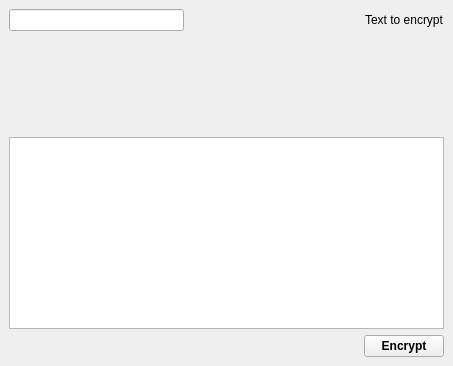
This is UI/design.ui in NIDILLIN/DelCrypt as Qt 5 draws it before an edit. The edited form follows.
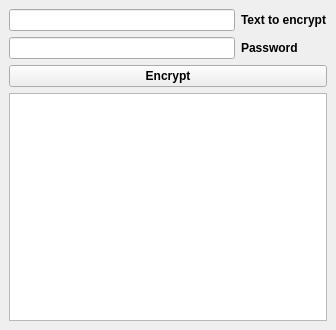
This is the edited form.

Commit message:
What Ive done: 1) Add normally functioning encrypting 2) Add slot (btn clicked — encryptThis) 3) Change UI, now it get password form lineEdit_2
Whats to do:
1) Asking password window
2) Decrypting window (maybe
			analyse — is it encrypted text?)
3) some

```diff
--- a/UI/design.ui
+++ b/UI/design.ui
@@ -6,35 +6,44 @@
    <rect>
     <x>0</x>
     <y>0</y>
-    <width>453</width>
-    <height>366</height>
+    <width>336</width>
+    <height>330</height>
    </rect>
   </property>
   <property name="windowTitle">
    <string>MainWindow</string>
   </property>
   <widget class="QWidget" name="centralwidget">
-   <layout class="QVBoxLayout" name="verticalLayout_2">
-    <item>
-     <layout class="QHBoxLayout" name="horizontalLayout_2">
-      <item>
+   <layout class="QGridLayout" name="gridLayout_2">
+    <item row="0" column="0">
+     <layout class="QGridLayout" name="gridLayout">
+      <item row="0" column="0">
        <widget class="QLineEdit" name="lineEdit"/>
       </item>
-      <item>
-       <spacer name="horizontalSpacer_2">
-        <property name="orientation">
-         <enum>Qt::Horizontal</enum>
+      <item row="1" column="0">
+       <widget class="QLineEdit" name="lineEdit_2"/>
+      </item>
+      <item row="1" column="2">
+       <widget class="QLabel" name="label_2">
+        <property name="font">
+         <font>
+          <weight>75</weight>
+          <bold>true</bold>
+         </font>
         </property>
-        <property name="sizeHint" stdset="0">
-         <size>
-          <width>20</width>
-          <height>20</height>
-         </size>
+        <property name="text">
+         <string>Password</string>
         </property>
-       </spacer>
+       </widget>
       </item>
-      <item>
+      <item row="0" column="2">
        <widget class="QLabel" name="label">
+        <property name="font">
+         <font>
+          <weight>75</weight>
+          <bold>true</bold>
+         </font>
+        </property>
         <property name="text">
          <string>Text to encrypt</string>
         </property>
@@ -42,55 +51,9 @@
       </item>
      </layout>
     </item>
-    <item>
+    <item row="1" column="0">
      <layout class="QVBoxLayout" name="verticalLayout">
       <item>
-       <spacer name="verticalSpacer">
-        <property name="orientation">
-         <enum>Qt::Vertical</enum>
-        </property>
-        <property name="sizeHint" stdset="0">
-         <size>
-          <width>20</width>
-          <height>40</height>
-         </size>
-        </property>
-       </spacer>
-      </item>
-      <item>
-       <spacer name="verticalSpacer_2">
-        <property name="orientation">
-         <enum>Qt::Vertical</enum>
-        </property>
-        <property name="sizeHint" stdset="0">
-         <size>
-          <width>20</width>
-          <height>40</height>
-         </size>
-        </property>
-       </spacer>
-      </item>
-      <item>
-       <widget class="QListWidget" name="listWidget"/>
-      </item>
-     </layout>
-    </item>
-    <item>
-     <layout class="QHBoxLayout" name="horizontalLayout">
-      <item>
-       <spacer name="horizontalSpacer">
-        <property name="orientation">
-         <enum>Qt::Horizontal</enum>
-        </property>
-        <property name="sizeHint" stdset="0">
-         <size>
-          <width>40</width>
-          <height>20</height>
-         </size>
-        </property>
-       </spacer>
-      </item>
-      <item>
        <widget class="QPushButton" name="pushButton">
         <property name="font">
          <font>
@@ -103,6 +66,13 @@
         </property>
        </widget>
       </item>
+      <item>
+       <widget class="QListWidget" name="listWidget">
+        <property name="cursor" stdset="0">
+         <cursorShape>IBeamCursor</cursorShape>
+        </property>
+       </widget>
+      </item>
      </layout>
     </item>
    </layout>
```
The commit also changes 4 other files.
